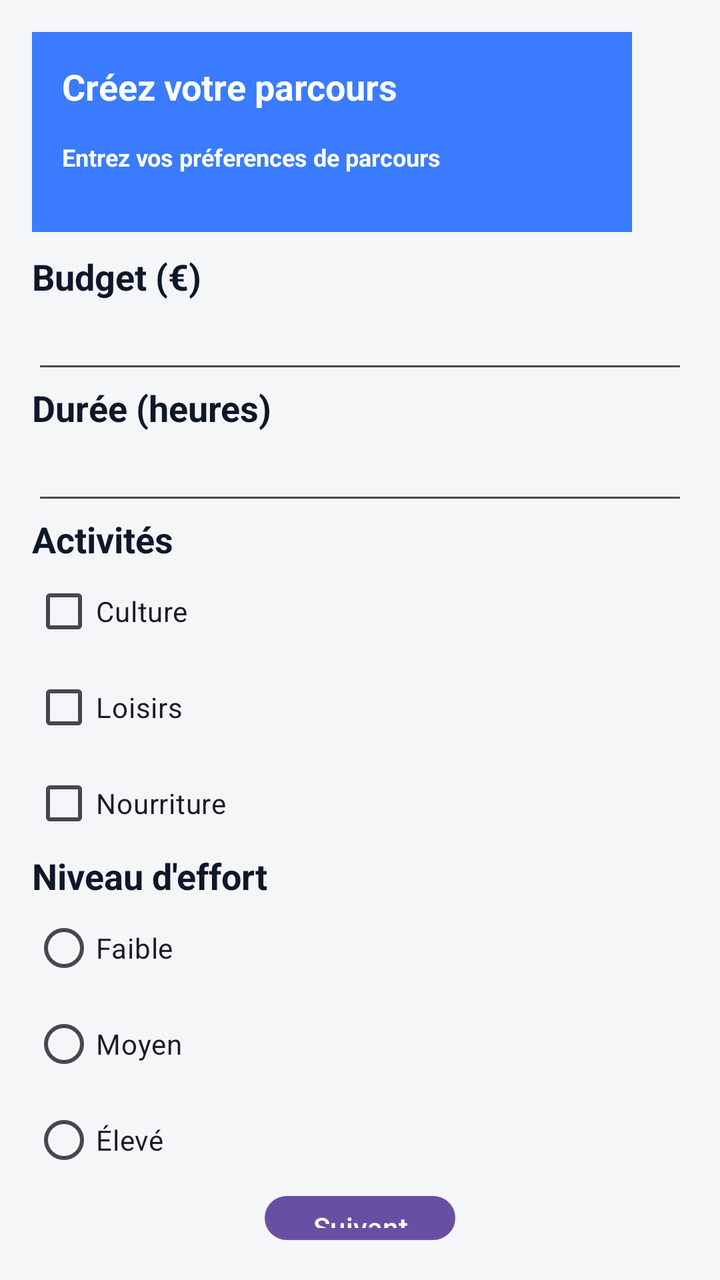
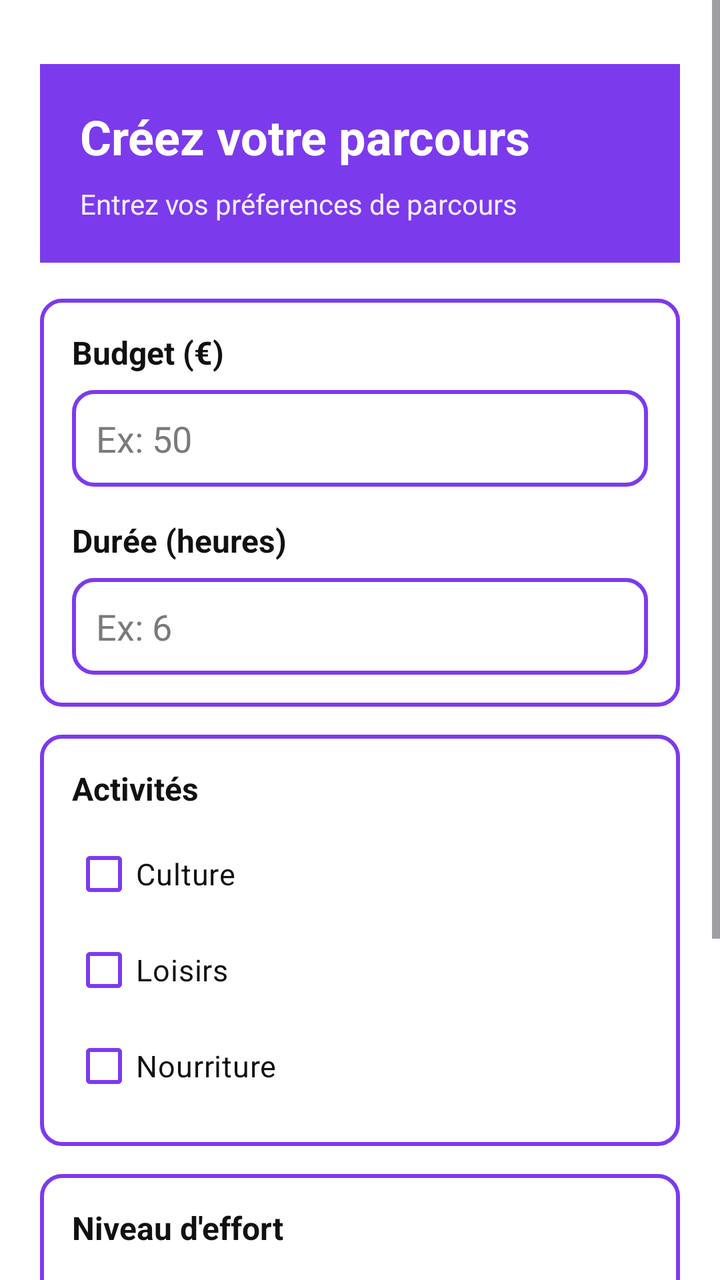

The first picture is an Android layout as it rendered before a commit; the second is the same layout after the commit. The layout source and the unified diff follow.
<!-- AndroidManifest.xml: application theme Theme.Travel_Esteban_kylian -->
<!-- res/layout/activity_travelpath_preferences.xml -->
<?xml version="1.0" encoding="utf-8"?>

<LinearLayout xmlns:android="http://schemas.android.com/apk/res/android"
    android:layout_width="match_parent"
    android:layout_height="match_parent"
    android:orientation="vertical"
    android:padding="16dp"
    android:layout_marginTop="70sp"
    android:background="#F4F6F8">

    <LinearLayout
        android:layout_width="300sp"
        android:layout_height="100sp"
        android:orientation="vertical"
        android:padding="15sp"
        android:background="#3a7bff">

        <TextView
            android:layout_width="wrap_content"
            android:layout_height="wrap_content"
            android:text="Créez votre parcours"
            android:textColor="#FFFFFF"
            android:textSize="18sp"
            android:textStyle="bold" />

        <TextView
            android:layout_width="wrap_content"
            android:layout_height="wrap_content"
            android:text="Entrez vos préferences de parcours"
            android:textColor="#FFFFFF"
            android:textSize="12sp"
            android:layout_marginTop="15sp"
            android:textStyle="bold" />


    </LinearLayout>

<TextView
    android:layout_width="wrap_content"
    android:layout_height="wrap_content"
    android:text="Budget (€)"
    android:layout_marginTop="10sp"
    android:textColor="#0F172A"
    android:textSize="18sp"
    android:textStyle="bold" />

<EditText
    android:id="@+id/budgetEditText"
    android:layout_width="match_parent"
    android:layout_height="wrap_content"
    android:inputType="numberDecimal" />

<TextView
    android:layout_width="wrap_content"
    android:layout_height="wrap_content"
    android:text="Durée (heures)"
    android:textColor="#0F172A"
    android:textSize="18sp"
    android:textStyle="bold"/>

<EditText
    android:id="@+id/durationEditText"
    android:layout_width="match_parent"
    android:layout_height="wrap_content"
    android:inputType="number" />

<TextView
    android:layout_width="wrap_content"
    android:layout_height="wrap_content"
    android:text="Activités"
    android:textColor="#0F172A"
    android:textSize="18sp"
    android:textStyle="bold" />

<CheckBox
    android:id="@+id/cultureCheckBox"
    android:layout_width="wrap_content"
    android:layout_height="wrap_content"
    android:text="Culture" />

<CheckBox
    android:id="@+id/leisureCheckBox"
    android:layout_width="wrap_content"
    android:layout_height="wrap_content"
    android:text="Loisirs" />

<CheckBox
    android:id="@+id/foodCheckBox"
    android:layout_width="wrap_content"
    android:layout_height="wrap_content"
    android:text="Nourriture" />

<TextView
    android:layout_width="wrap_content"
    android:layout_height="wrap_content"
    android:text="Niveau d'effort"
    android:textColor="#0F172A"
    android:textSize="18sp"
    android:textStyle="bold"/>

<RadioGroup
    android:id="@+id/effortRadioGroup"
    android:layout_width="match_parent"
    android:layout_height="wrap_content"
    android:orientation="vertical">

    <RadioButton
        android:id="@+id/effortLow"
        android:layout_width="wrap_content"
        android:layout_height="wrap_content"
        android:text="Faible" />

    <RadioButton
        android:id="@+id/effortMedium"
        android:layout_width="wrap_content"
        android:layout_height="wrap_content"
        android:text="Moyen" />

    <RadioButton
        android:id="@+id/effortHigh"
        android:layout_width="wrap_content"
        android:layout_height="wrap_content"
        android:text="Élevé" />
</RadioGroup>

    <Button
        android:id="@+id/nextButton"
        android:layout_width="wrap_content"
        android:layout_height="wrap_content"
        android:layout_gravity="center"
        android:text="Suivant" />

</LinearLayout>
<!-- resources referenced by this layout -->
<resources>
  <style name="Theme.Travel_Esteban_kylian" parent="Base.Theme.Travel_Esteban_kylian" />
  <style name="Base.Theme.Travel_Esteban_kylian" parent="Theme.Material3.DayNight.NoActionBar">
          
          
      </style>
</resources>

<!-- the commit's change to res/layout/activity_travelpath_preferences.xml (unified diff, before → after) -->
@@ -1,133 +1,217 @@
 <?xml version="1.0" encoding="utf-8"?>
-
-<LinearLayout xmlns:android="http://schemas.android.com/apk/res/android"
+<ScrollView xmlns:android="http://schemas.android.com/apk/res/android"
     android:layout_width="match_parent"
     android:layout_height="match_parent"
-    android:orientation="vertical"
-    android:padding="16dp"
-    android:layout_marginTop="70sp"
-    android:background="#F4F6F8">
+    android:background="#FFFFFF"
+    android:fillViewport="true">
 
     <LinearLayout
-        android:layout_width="300sp"
-        android:layout_height="100sp"
+        android:layout_width="match_parent"
+        android:layout_height="wrap_content"
         android:orientation="vertical"
-        android:padding="15sp"
-        android:background="#3a7bff">
-
-        <TextView
-            android:layout_width="wrap_content"
-            android:layout_height="wrap_content"
-            android:text="Créez votre parcours"
+        android:padding="20dp">
+
+        <LinearLayout
+            android:layout_width="match_parent"
+            android:layout_height="wrap_content"
+            android:layout_marginTop="12dp"
+            android:background="#7C3AED"
+            android:orientation="vertical"
+            android:padding="20dp">
+
+            <TextView
+                android:layout_width="wrap_content"
+                android:layout_height="wrap_content"
+                android:text="@string/cr_ez_votre_parcours"
+                android:textColor="#FFFFFF"
+                android:textSize="24sp"
+                android:textStyle="bold" />
+
+            <TextView
+                android:layout_width="wrap_content"
+                android:layout_height="wrap_content"
+                android:layout_marginTop="8dp"
+                android:text="@string/entrez_vos_pr_ferences_de_parcours"
+                android:textColor="#F5EEFF"
+                android:textSize="14sp" />
+        </LinearLayout>
+
+        <LinearLayout
+            android:layout_width="match_parent"
+            android:layout_height="wrap_content"
+            android:layout_marginTop="18dp"
+            android:background="@drawable/bg_save_name_input"
+            android:orientation="vertical"
+            android:padding="16dp">
+
+            <TextView
+                android:layout_width="wrap_content"
+                android:layout_height="wrap_content"
+                android:text="@string/budget"
+                android:textColor="#111111"
+                android:textSize="16sp"
+                android:textStyle="bold" />
+
+            <EditText
+                android:id="@+id/budgetEditText"
+                android:layout_width="match_parent"
+                android:layout_height="wrap_content"
+                android:layout_marginTop="8dp"
+                android:background="@drawable/bg_save_name_input"
+                android:hint="Ex: 50"
+                android:inputType="numberDecimal"
+                android:padding="12dp"
+                android:textColor="#111111"
+                android:textColorHint="#7A7A7A" />
+
+            <TextView
+                android:layout_width="wrap_content"
+                android:layout_height="wrap_content"
+                android:layout_marginTop="16dp"
+                android:text="@string/dur_e_heures"
+                android:textColor="#111111"
+                android:textSize="16sp"
+                android:textStyle="bold" />
+
+            <EditText
+                android:id="@+id/durationEditText"
+                android:layout_width="match_parent"
+                android:layout_height="wrap_content"
+                android:layout_marginTop="8dp"
+                android:background="@drawable/bg_save_name_input"
+                android:hint="Ex: 6"
+                android:inputType="number"
+                android:padding="12dp"
+                android:textColor="#111111"
+                android:textColorHint="#7A7A7A" />
+        </LinearLayout>
+
+        <LinearLayout
+            android:layout_width="match_parent"
+            android:layout_height="wrap_content"
+            android:layout_marginTop="14dp"
+            android:background="@drawable/bg_save_name_input"
+            android:orientation="vertical"
+            android:padding="16dp">
+
+            <TextView
+                android:layout_width="wrap_content"
+                android:layout_height="wrap_content"
+                android:text="@string/activit_s"
+                android:textColor="#111111"
+                android:textSize="16sp"
+                android:textStyle="bold" />
+
+            <CheckBox
+                android:id="@+id/cultureCheckBox"
+                android:layout_width="wrap_content"
+                android:layout_height="wrap_content"
+                android:layout_marginTop="8dp"
+                android:buttonTint="#7C3AED"
+                android:text="@string/culture"
+                android:textColor="#111111"
+                android:textSize="15sp" />
+
+            <CheckBox
+                android:id="@+id/leisureCheckBox"
+                android:layout_width="wrap_content"
+                android:layout_height="wrap_content"
+                android:buttonTint="#7C3AED"
+                android:text="@string/loisirs"
+                android:textColor="#111111"
+                android:textSize="15sp" />
+
+            <CheckBox
+                android:id="@+id/foodCheckBox"
+                android:layout_width="wrap_content"
+                android:layout_height="wrap_content"
+                android:buttonTint="#7C3AED"
+                android:text="@string/nourriture"
+                android:textColor="#111111"
+                android:textSize="15sp" />
+        </LinearLayout>
+
+        <LinearLayout
+            android:layout_width="match_parent"
+            android:layout_height="wrap_content"
+            android:layout_marginTop="14dp"
+            android:background="@drawable/bg_save_name_input"
+            android:orientation="vertical"
+            android:padding="16dp">
+
+            <TextView
+                android:layout_width="wrap_content"
+                android:layout_height="wrap_content"
+                android:text="@string/niveau_d_effort"
+                android:textColor="#111111"
+                android:textSize="16sp"
+                android:textStyle="bold" />
+
+            <RadioGroup
+                android:id="@+id/effortRadioGroup"
+                android:layout_width="match_parent"
+                android:layout_height="wrap_content"
+                android:layout_marginTop="8dp"
+                android:orientation="horizontal">
+
+                <RadioButton
+                    android:id="@+id/effortLow"
+                    android:layout_width="0dp"
+                    android:layout_height="wrap_content"
+                    android:layout_weight="1"
+                    android:buttonTint="#7C3AED"
+                    android:text="@string/faible"
+                    android:textColor="#111111" />
+
+                <RadioButton
+                    android:id="@+id/effortMedium"
+                    android:layout_width="0dp"
+                    android:layout_height="wrap_content"
+                    android:layout_weight="1"
+                    android:buttonTint="#7C3AED"
+                    android:text="@string/moyen"
+                    android:textColor="#111111" />
+
+                <RadioButton
+                    android:id="@+id/effortHigh"
+                    android:layout_width="0dp"
+                    android:layout_height="wrap_content"
+                    android:layout_weight="1"
+                    android:buttonTint="#7C3AED"
+                    android:text="@string/lev"
+                    android:textColor="#111111" />
+            </RadioGroup>
+        </LinearLayout>
+
+        <Button
+            android:id="@+id/nextButton"
+            android:layout_width="match_parent"
+            android:layout_height="wrap_content"
+            android:layout_marginTop="22dp"
+            android:backgroundTint="#7C3AED"
+            android:paddingTop="12dp"
+            android:paddingBottom="12dp"
+            android:text="@string/suivant"
+            android:textAllCaps="false"
             android:textColor="#FFFFFF"
-            android:textSize="18sp"
+            android:textSize="16sp"
             android:textStyle="bold" />
 
-        <TextView
-            android:layout_width="wrap_content"
-            android:layout_height="wrap_content"
-            android:text="Entrez vos préferences de parcours"
+        <Button
+            android:id="@+id/loadButton"
+            android:layout_width="match_parent"
+            android:layout_height="wrap_content"
+            android:layout_marginTop="10dp"
+            android:layout_marginBottom="18dp"
+            android:backgroundTint="#7C3AED"
+            android:background="@drawable/bg_save_name_input"
+            android:paddingTop="12dp"
+            android:paddingBottom="12dp"
+            android:text="@string/charger_un_parcours"
+            android:textAllCaps="false"
             android:textColor="#FFFFFF"
-            android:textSize="12sp"
-            android:layout_marginTop="15sp"
+            android:textSize="15sp"
             android:textStyle="bold" />
 
-
     </LinearLayout>
-
-<TextView
-    android:layout_width="wrap_content"
-    android:layout_height="wrap_content"
-    android:text="Budget (€)"
-    android:layout_marginTop="10sp"
-    android:textColor="#0F172A"
-    android:textSize="18sp"
-    android:textStyle="bold" />
-
-<EditText
-    android:id="@+id/budgetEditText"
-    android:layout_width="match_parent"
-    android:layout_height="wrap_content"
-    android:inputType="numberDecimal" />
-
-<TextView
-    android:layout_width="wrap_content"
-    android:layout_height="wrap_content"
-    android:text="Durée (heures)"
-    android:textColor="#0F172A"
-    android:textSize="18sp"
-    android:textStyle="bold"/>
-
-<EditText
-    android:id="@+id/durationEditText"
-    android:layout_width="match_parent"
-    android:layout_height="wrap_content"
-    android:inputType="number" />
-
-<TextView
-    android:layout_width="wrap_content"
-    android:layout_height="wrap_content"
-    android:text="Activités"
-    android:textColor="#0F172A"
-    android:textSize="18sp"
-    android:textStyle="bold" />
-
-<CheckBox
-    android:id="@+id/cultureCheckBox"
-    android:layout_width="wrap_content"
-    android:layout_height="wrap_content"
-    android:text="Culture" />
-
-<CheckBox
-    android:id="@+id/leisureCheckBox"
-    android:layout_width="wrap_content"
-    android:layout_height="wrap_content"
-    android:text="Loisirs" />
-
-<CheckBox
-    android:id="@+id/foodCheckBox"
-    android:layout_width="wrap_content"
-    android:layout_height="wrap_content"
-    android:text="Nourriture" />
-
-<TextView
-    android:layout_width="wrap_content"
-    android:layout_height="wrap_content"
-    android:text="Niveau d'effort"
-    android:textColor="#0F172A"
-    android:textSize="18sp"
-    android:textStyle="bold"/>
-
-<RadioGroup
-    android:id="@+id/effortRadioGroup"
-    android:layout_width="match_parent"
-    android:layout_height="wrap_content"
-    android:orientation="vertical">
-
-    <RadioButton
-        android:id="@+id/effortLow"
-        android:layout_width="wrap_content"
-        android:layout_height="wrap_content"
-        android:text="Faible" />
-
-    <RadioButton
-        android:id="@+id/effortMedium"
-        android:layout_width="wrap_content"
-        android:layout_height="wrap_content"
-        android:text="Moyen" />
-
-    <RadioButton
-        android:id="@+id/effortHigh"
-        android:layout_width="wrap_content"
-        android:layout_height="wrap_content"
-        android:text="Élevé" />
-</RadioGroup>
-
-    <Button
-        android:id="@+id/nextButton"
-        android:layout_width="wrap_content"
-        android:layout_height="wrap_content"
-        android:layout_gravity="center"
-        android:text="Suivant" />
-
-</LinearLayout>
+</ScrollView>
<!-- resource entries referenced after the edit -->
@@ -1,5 +1,29 @@
 <!-- resources referenced by this layout -->
 <resources>
+  <!-- drawable bg_save_name_input (drawable) -->
+  <?xml version="1.0" encoding="utf-8"?>
+  <shape xmlns:android="http://schemas.android.com/apk/res/android"
+      android:shape="rectangle">
+      <solid android:color="#FFFFFF" />
+      <stroke
+          android:width="2dp"
+          android:color="#7C3AED" />
+      <corners android:radius="10dp" />
+  </shape>
+  <string name="activit_s">Activités</string>
+  <string name="budget">Budget (€)</string>
+  <string name="charger_un_parcours">Charger un parcours</string>
+  <string name="cr_ez_votre_parcours">Créez votre parcours</string>
+  <string name="culture">Culture</string>
+  <string name="dur_e_heures">Durée (heures)</string>
+  <string name="entrez_vos_pr_ferences_de_parcours">Entrez vos préferences de parcours</string>
+  <string name="faible">Faible</string>
+  <string name="lev">Élevé</string>
+  <string name="loisirs">Loisirs</string>
+  <string name="moyen">Moyen</string>
+  <string name="niveau_d_effort">Niveau d\'effort</string>
+  <string name="nourriture">Nourriture</string>
+  <string name="suivant">Suivant</string>
   <style name="Theme.Travel_Esteban_kylian" parent="Base.Theme.Travel_Esteban_kylian" />
   <style name="Base.Theme.Travel_Esteban_kylian" parent="Theme.Material3.DayNight.NoActionBar">
           
